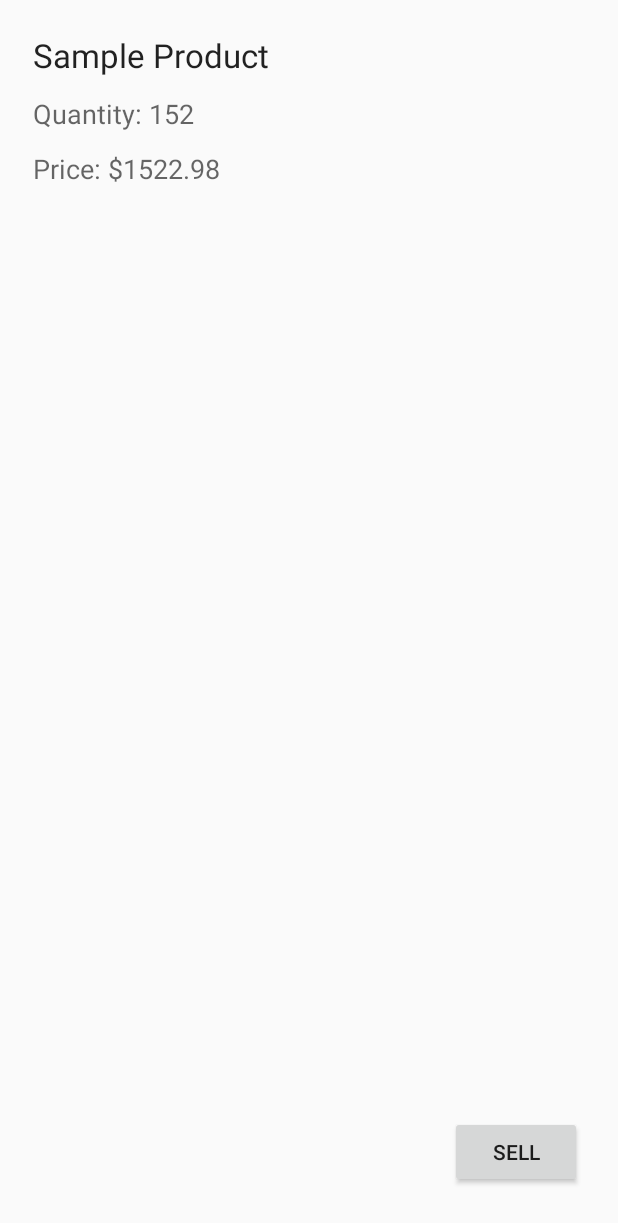
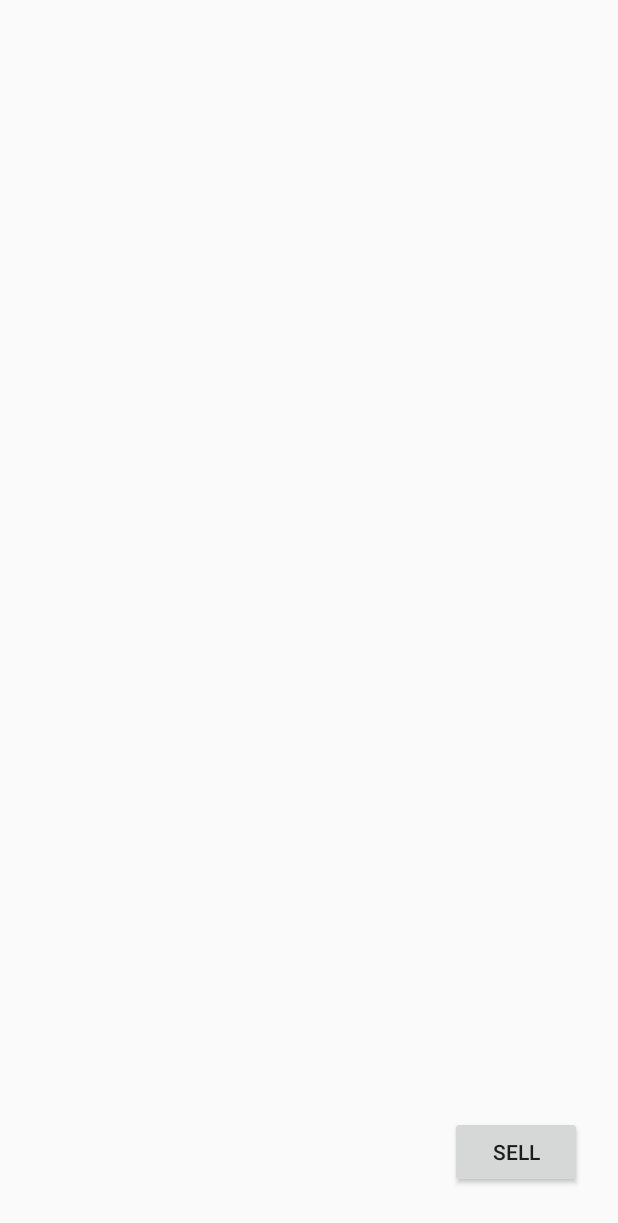
Before and after one commit to jleath/InventoryTracker, an Android app: the layout inventory_list_item.xml on its own in the app's theme, with its tools: preview values and no code run, on a phone screen of 412 x 824 dp. Shown: the top 1223 px of the screen. Run offline under Robolectric (Android 15) with nearby library versions, the phone set to English and light mode, and no system bars.

```diff
--- a/app/build.gradle
+++ b/app/build.gradle
@@ -16,6 +16,9 @@ android {
         versionName "1.0"
     }
     buildTypes {
+        debug {
+            debuggable true
+        }
         release {
             minifyEnabled false
             proguardFiles getDefaultProguardFile('proguard-android.txt'), 'proguard-rules.pro'
--- a/app/src/main/res/layout/inventory_list_item.xml
+++ b/app/src/main/res/layout/inventory_list_item.xml
@@ -2,42 +2,39 @@
 <RelativeLayout xmlns:android="http://schemas.android.com/apk/res/android"
     android:layout_width="match_parent"
     android:layout_height="match_parent"
-    android:layout_margin="16dp"
-    android:paddingBottom="8dp"
-    android:orientation="vertical">
+    android:layout_margin="@dimen/activity_horizontal_margin"
+    android:orientation="vertical"
+    android:paddingBottom="8dp">
 
     <TextView
         android:id="@+id/name_label"
         style="@style/InventoryListTextStyle"
-        android:text="Sample Product"
         android:textAppearance="?android:textAppearanceLarge"/>
 
     <TextView
         android:id="@+id/id_label"
         style="@style/InventoryListTextStyle"
         android:layout_below="@id/name_label"
-        android:text="12345"
         android:visibility="gone" />
 
     <TextView
         android:id="@+id/quantity_label"
         style="@style/InventoryListTextStyle"
         android:layout_below="@id/id_label"
-        android:textAppearance="?android:textAppearanceMedium"
-        android:text="Quantity: 152" />
+        android:textAppearance="?android:textAppearanceMedium" />
 
     <TextView
         android:id="@+id/price_label"
         style="@style/InventoryListTextStyle"
         android:layout_below="@id/quantity_label"
-        android:textAppearance="?android:textAppearanceMedium"
-        android:text="Price: $1522.98" />
+        android:textAppearance="?android:textAppearanceMedium" />
 
     <Button
         android:id="@+id/list_item_sale_button"
         style="@style/ButtonStyle"
         android:layout_alignParentBottom="true"
+        android:layout_alignParentEnd="true"
         android:layout_alignParentRight="true"
-        android:text="Sell" />
+        android:text="@string/sell" />
 
 </RelativeLayout>
--- a/app/src/main/res/values/strings.xml
+++ b/app/src/main/res/values/strings.xml
@@ -10,5 +10,11 @@
     <string name="image_hint">Image URL</string>
     <string name="add_product_button">Add New Product</string>
     <string name="no_data">No data found</string>
+    <string name="delete">Delete</string>
+    <string name="receive">Receive</string>
+    <string name="order">Order</string>
+    <string name="sell">Sell</string>
+    <string name="add_new_product">Add new product</string>
+    <string name="sample_product">Sample Product</string>
 
 </resources>
```
Also changed, not shown: app/src/main/java/com/example/android/inventorytracker/InventoryContract.java (+3 -6 lines), app/src/main/java/com/example/android/inventorytracker/InventoryDataController.java (+19 -12 lines), app/src/main/java/com/example/android/inventorytracker/MainActivity.java (+16 -19 lines), app/src/main/res/layout/activity_main.xml (+5 -8 lines), app/src/main/res/layout/item_detail.xml (+11 -12 lines), app/src/main/res/layout/new_product_entry.xml (+14 -15 lines), app/src/main/res/values/styles.xml (+8 -0 lines).
